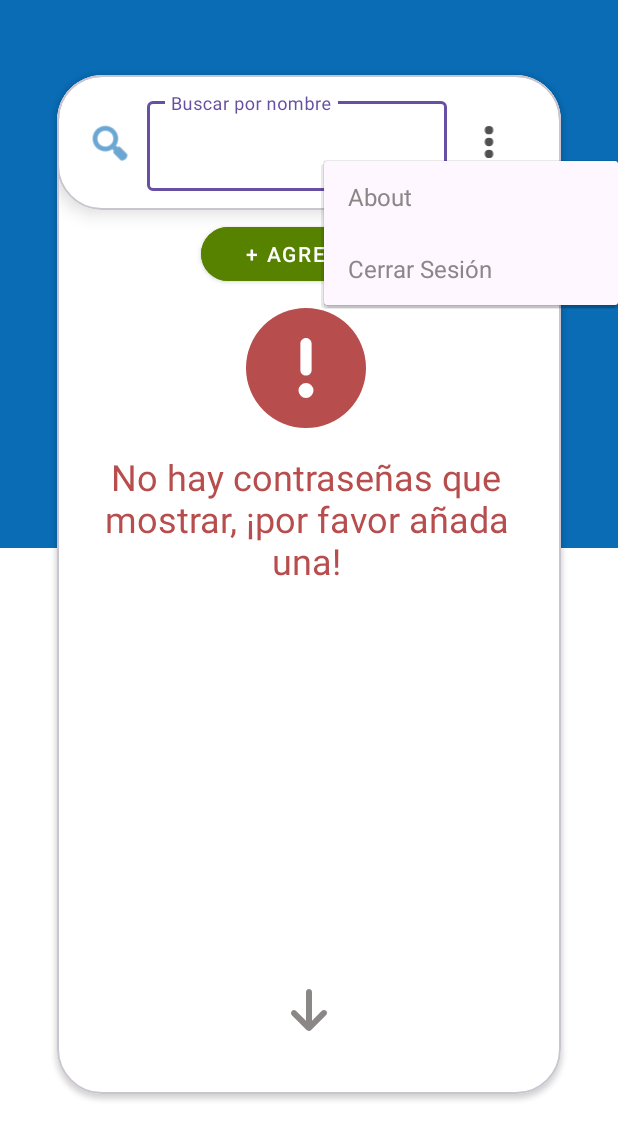
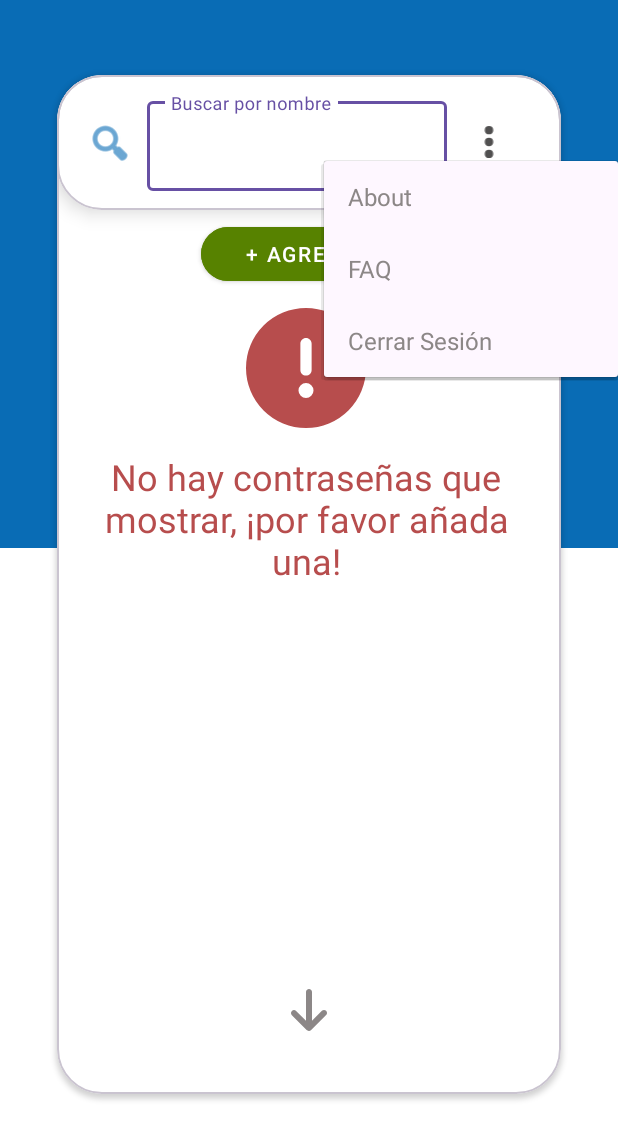
Before and after one commit to vlysi/integrador_ISP4, an Android app: the ShowPasswordsActivity screen opened directly, with no data from a screen before it, after a tap on "Acceder a submenú con opciones de cerrar", on a phone screen of 412 x 824 dp. Shown: the top 1140 px of the screen. Run offline under Robolectric (Android 15) with nearby library versions, the phone set to English and light mode, and no system bars; libraries missing offline, so code that uses them is left out: cn.pedant.

Commit message:
Se agrega boton FAQ A popup menu

```diff
--- /dev/null
+++ b/PassKeeper/app/src/main/res/drawable/ic_faq.xml
@@ -0,0 +1,9 @@
+<vector xmlns:android="http://schemas.android.com/apk/res/android"
+    android:width="24dp"
+    android:height="24dp"
+    android:viewportWidth="24"
+    android:viewportHeight="24">
+    <path
+        android:fillColor="#FF000000"
+        android:pathData="M11,18h2v-2h-2v2zm1,-16C6.48,2 2,6.48 2,12s4.48,10 10,10 10,-4.48 10,-10S17.52,2 12,2zm0,18c-4.41,0 -8,-3.59 -8,-8s3.59,-8 8,-8 8,3.59 8,8 -3.59,8 -8,8zm0,-14c-2.21,0 -4,1.79 -4,4h2c0,-1.1 0.9,-2 2,-2s2,0.9 2,2 -2,2 -2,2h-1v2h3v-0.83C15.24,13.41 16,12.3 16,11c0,-2.21 -1.79,-4 -4,-4z"/>
+</vector>
--- a/PassKeeper/app/src/main/res/menu/popup_menu.xml
+++ b/PassKeeper/app/src/main/res/menu/popup_menu.xml
@@ -5,8 +5,14 @@
           android:icon="@drawable/address_card"
 
           android:actionMenuTextAppearance="@style/MyMenuItemTextAppearance"/>
+    <item
+        android:id="@+id/option_faq"
+        android:title="@string/faq"
+        android:icon="@drawable/ic_faq"
+        android:actionMenuTextAppearance="@style/MyMenuItemTextAppearance"/>
     <item android:id="@+id/option_2"
           android:title="@string/op2"
           android:icon="@drawable/right_from_bracket"
           android:actionMenuTextAppearance="@style/MyMenuItemTextAppearance"/>
+
 </menu>
--- a/PassKeeper/app/src/main/res/values/strings.xml
+++ b/PassKeeper/app/src/main/res/values/strings.xml
@@ -46,6 +46,7 @@
     <!--Menu Popup-->
     <string name="op1">About</string>
     <string name="op2">Cerrar Sesión</string>
+    <string name="faq">FAQ</string>
 
     <!--Splash-->
     <string name="autenticación">Autenticación</string>
```
Also changed, not shown: PassKeeper/app/src/main/AndroidManifest.xml (+6 -5 lines), PassKeeper/app/src/main/java/com/rocketteam/passkeeper/ShowPasswordsActivity.java (+7 -1 lines), PassKeeper/app/src/main/java/com/rocketteam/passkeeper/activity_faq.java (+4 -4 lines), PassKeeper/app/src/main/res/layout/activity_faq.xml (+4 -4 lines).
